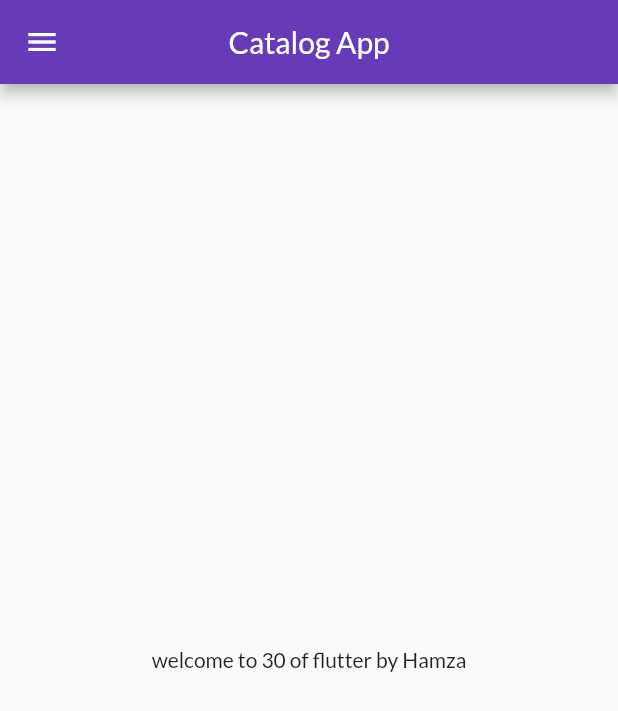
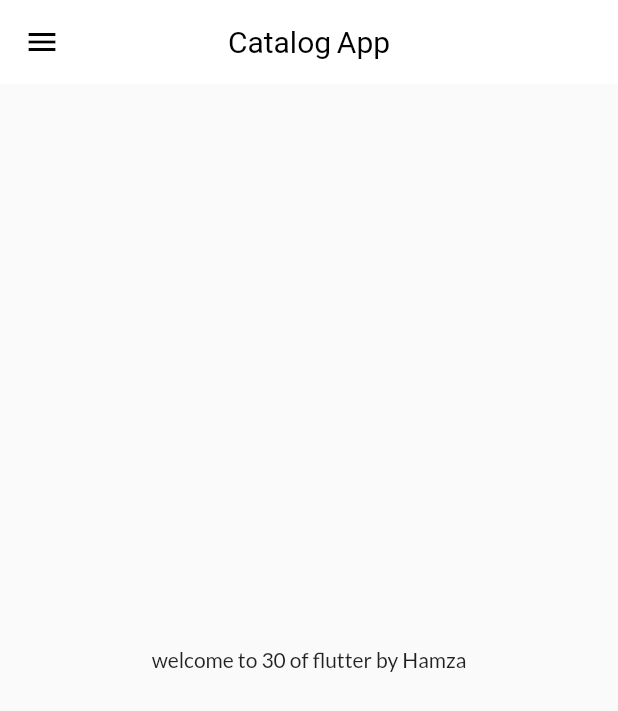
Before and after one commit to hamzapromax/CatalogApp, a Flutter app: the screen it shows after launch, on a phone screen of 412 x 824 dp. Shown: the top 711 px of the screen. Run offline on Flutter 3.47's test engine with Material 2 defaults, Android fonts, the phone set to English and light mode, and no system bars; our stand-ins replace google_fonts.

Commit message:
Themes Extracted

```diff
--- a/lib/main.dart
+++ b/lib/main.dart
@@ -3,6 +3,7 @@
 import 'package:catalog_app/pages/home_page.dart';
 import 'package:catalog_app/pages/login_page.dart';
 import 'package:catalog_app/utils/routes.dart';
+import 'package:catalog_app/widgets/themes.dart';
 import 'package:flutter/material.dart';
 import 'package:google_fonts/google_fonts.dart';
 
@@ -19,14 +20,8 @@ class MyApp extends StatelessWidget {
         debugShowCheckedModeBanner: false,
         //home: HomePage(),
         themeMode: ThemeMode.light,
-        theme: ThemeData(
-          primarySwatch: Colors.deepPurple,
-          fontFamily: GoogleFonts.lato().fontFamily,
-        ),
-        darkTheme: ThemeData(
-          brightness: Brightness.dark,
-          //primarySwatch: Colors.red,
-        ),
+        theme: MyTheme.lightTheme(context),
+        darkTheme: MyTheme.darkTheme(context),
         initialRoute: MyRoutes.homeRoute,
         routes: {
           "/": (context) => LoginPage(),
--- a/lib/pages/home_page.dart
+++ b/lib/pages/home_page.dart
@@ -1,4 +1,4 @@
-// ignore_for_file: prefer_const_constructors
+// ignore_for_file: prefer_const_constructors, avoid_unnecessary_containers
 
 import 'package:catalog_app/widgets/drawer.dart';
 import 'package:flutter/material.dart';
--- /dev/null
+++ b/lib/widgets/themes.dart
@@ -0,0 +1,24 @@
+// ignore_for_file: prefer_const_constructors
+
+import 'package:flutter/material.dart';
+import 'package:google_fonts/google_fonts.dart';
+
+class MyTheme {
+  static ThemeData lightTheme(BuildContext context) => ThemeData(
+        primarySwatch: Colors.deepPurple,
+        fontFamily: GoogleFonts.lato().fontFamily,
+        appBarTheme: AppBarTheme(
+          color: Colors.white,
+          elevation: 0.0,
+          iconTheme: IconThemeData(color: Colors.black),
+          //textTheme: Theme.of(context).textTheme,
+          //toolbarTextStyle: TextStyle(color: Colors.black),
+          titleTextStyle: TextStyle(color: Colors.black, fontSize: 20),
+        ),
+      );
+
+  static ThemeData darkTheme(BuildContext context) => ThemeData(
+        brightness: Brightness.dark,
+        //primarySwatch: Colors.red,
+      );
+}
```
